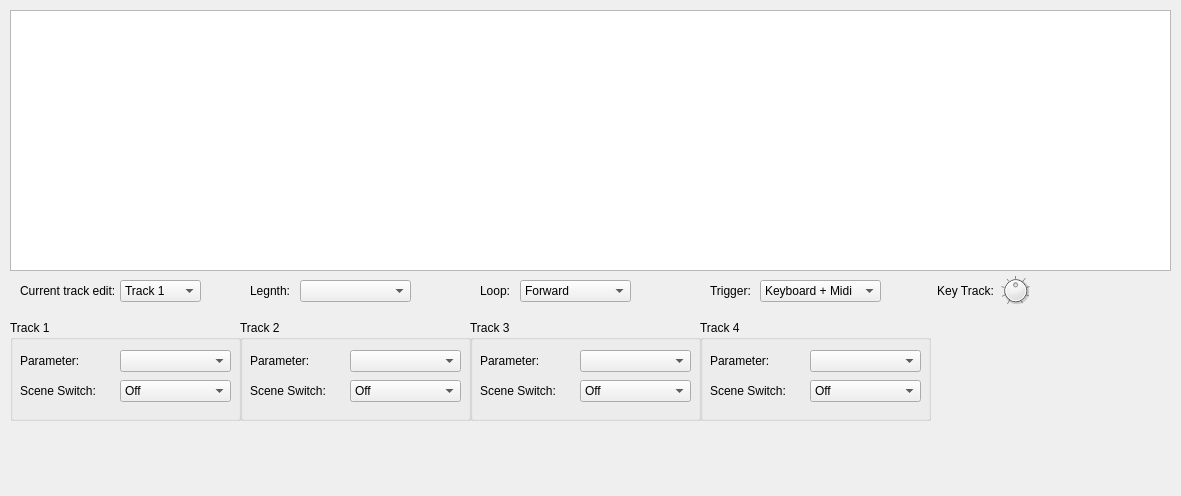
Qt form src/View/FreeEGWidget.ui (thefinalcutbg/QAN1xEditor) before a commit.
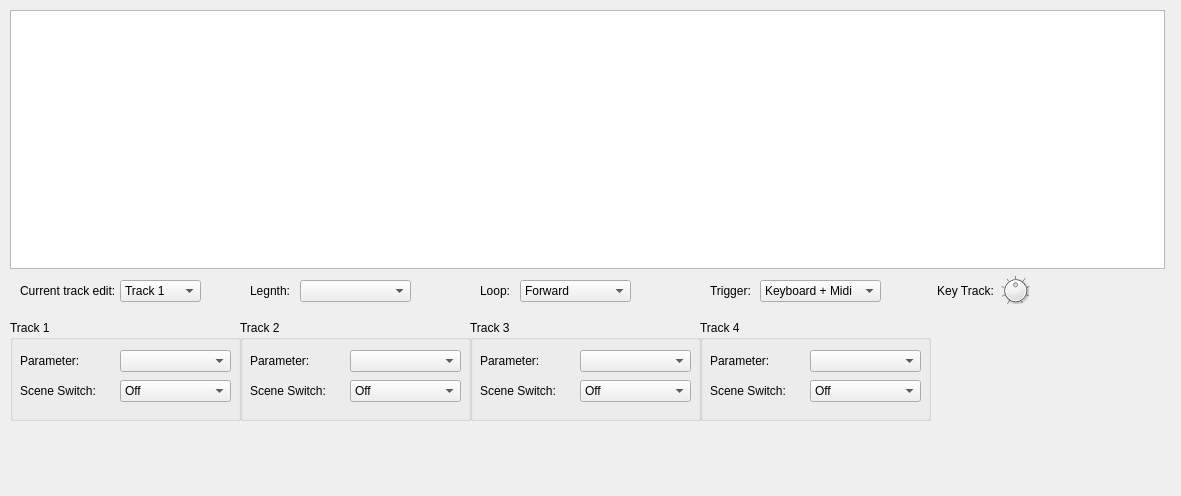
The same form after that commit. Custom widgets are drawn as their Qt base class.

What changed in the file:
```diff
--- a/src/View/FreeEGWidget.ui
+++ b/src/View/FreeEGWidget.ui
@@ -24,8 +24,8 @@
     <rect>
      <x>10</x>
      <y>10</y>
-     <width>1161</width>
-     <height>261</height>
+     <width>1155</width>
+     <height>259</height>
     </rect>
    </property>
   </widget>
```
Left out of the diff: 8 changed lines with no effect on the pictures.
